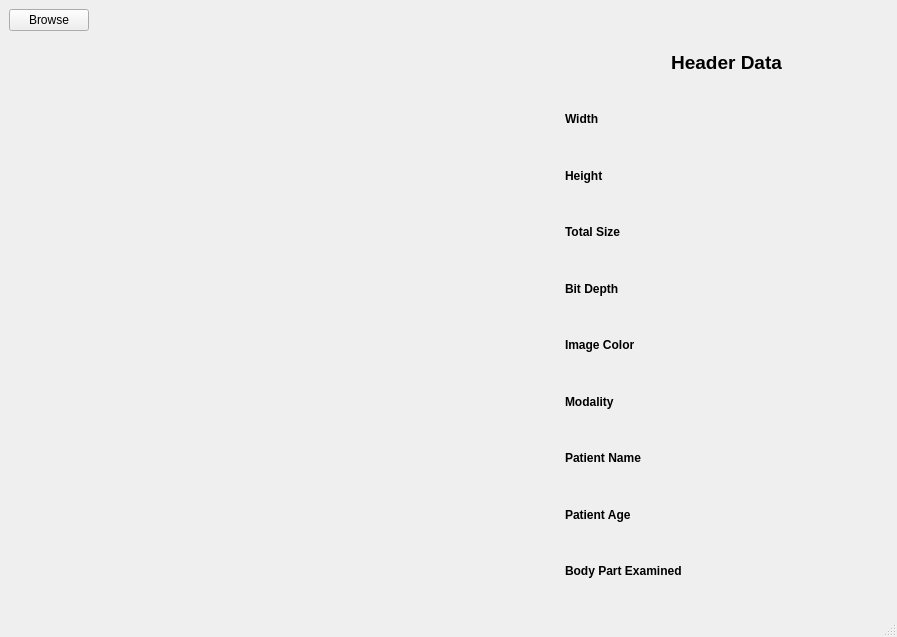
Qt form GUI.ui (FarahGamal/Image-Processing-Toolbox) before a commit.
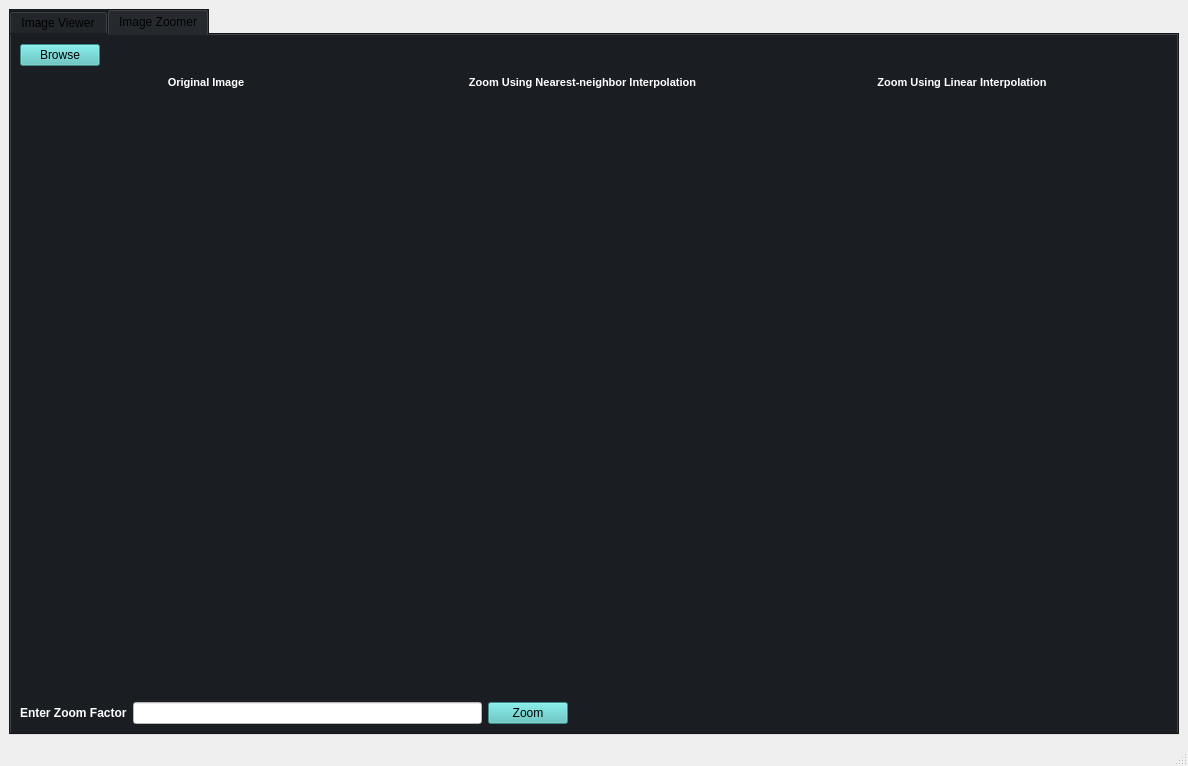
The same form after that commit. The open tabs and pages were chosen to show the change.

The edit to the form file:
```diff
--- a/GUI.ui
+++ b/GUI.ui
@@ -6,8 +6,8 @@
    <rect>
     <x>0</x>
     <y>0</y>
-    <width>897</width>
-    <height>637</height>
+    <width>1188</width>
+    <height>766</height>
    </rect>
   </property>
   <property name="windowTitle">
@@ -15,6 +15,19 @@
   </property>
   <widget class="QWidget" name="centralwidget">
    <layout class="QGridLayout" name="gridLayout_5">
+    <item row="0" column="0">
+     <widget class="QTabWidget" name="tabWidget">
+      <property name="styleSheet">
+       <string notr="true">background-color: rgb(26, 30, 35);</string>
+      </property>
+      <property name="currentIndex">
+       <number>0</number>
+      </property>
+      <widget class="QWidget" name="imageViewerTab">
+       <attribute name="title">
+        <string>Image Viewer</string>
+       </attribute>
+       <layout class="QGridLayout" name="gridLayout_13">
     <item row="0" column="0" colspan="2">
      <layout class="QGridLayout" name="gridLayout_4">
       <item row="0" column="1">
@@ -32,6 +45,9 @@
       </item>
       <item row="0" column="0">
        <widget class="QPushButton" name="browseButton">
+            <property name="styleSheet">
+             <string notr="true">background-color: rgb(83, 194, 191);</string>
+            </property>
         <property name="text">
          <string>Browse</string>
         </property>
@@ -41,12 +57,24 @@
     </item>
     <item row="1" column="0">
      <layout class="QGridLayout" name="gridLayout_2">
-      <item row="0" column="1">
-       <widget class="QLabel" name="imageFormatLabel">
-        <property name="text">
-         <string/>
-        </property>
-       </widget>
+          <item row="2" column="0">
+           <spacer name="verticalSpacer_4">
+            <property name="orientation">
+             <enum>Qt::Vertical</enum>
+            </property>
+            <property name="sizeType">
+             <enum>QSizePolicy::Fixed</enum>
+            </property>
+            <property name="sizeHint" stdset="0">
+             <size>
+              <width>20</width>
+              <height>40</height>
+             </size>
+            </property>
+           </spacer>
+          </item>
+          <item row="1" column="1">
+           <layout class="QGridLayout" name="gridLayout"/>
       </item>
       <item row="2" column="1">
        <spacer name="horizontalSpacer_2">
@@ -61,7 +89,7 @@
         </property>
        </spacer>
       </item>
-      <item row="0" column="2" rowspan="3">
+          <item row="1" column="0">
        <spacer name="verticalSpacer_2">
         <property name="orientation">
          <enum>Qt::Vertical</enum>
@@ -72,42 +100,7 @@
         <property name="sizeHint" stdset="0">
          <size>
           <width>20</width>
-          <height>500</height>
-         </size>
-        </property>
-       </spacer>
-      </item>
-      <item row="1" column="1">
-       <layout class="QGridLayout" name="gridLayout"/>
-      </item>
-      <item row="0" column="0">
-       <spacer name="verticalSpacer_3">
-        <property name="orientation">
-         <enum>Qt::Vertical</enum>
-        </property>
-        <property name="sizeType">
-         <enum>QSizePolicy::Fixed</enum>
-        </property>
-        <property name="sizeHint" stdset="0">
-         <size>
-          <width>20</width>
-          <height>40</height>
-         </size>
-        </property>
-       </spacer>
-      </item>
-      <item row="2" column="0">
-       <spacer name="verticalSpacer_4">
-        <property name="orientation">
-         <enum>Qt::Vertical</enum>
-        </property>
-        <property name="sizeType">
-         <enum>QSizePolicy::Fixed</enum>
-        </property>
-        <property name="sizeHint" stdset="0">
-         <size>
-          <width>20</width>
-          <height>40</height>
+              <height>600</height>
          </size>
         </property>
        </spacer>
@@ -118,6 +111,9 @@
      <layout class="QGridLayout" name="gridLayout_3">
       <item row="8" column="1">
        <widget class="QLabel" name="patientAgeResultLable">
+            <property name="styleSheet">
+             <string notr="true">color: rgb(255, 255, 255);</string>
+            </property>
         <property name="text">
          <string/>
         </property>
@@ -125,6 +121,9 @@
       </item>
       <item row="7" column="1">
        <widget class="QLabel" name="patientNameResultLable">
+            <property name="styleSheet">
+             <string notr="true">color: rgb(255, 255, 255);</string>
+            </property>
         <property name="text">
          <string/>
         </property>
@@ -132,6 +131,9 @@
       </item>
       <item row="9" column="1">
        <widget class="QLabel" name="bodyPartExaminedResultLable">
+            <property name="styleSheet">
+             <string notr="true">color: rgb(255, 255, 255);</string>
+            </property>
         <property name="text">
          <string/>
         </property>
@@ -146,20 +148,29 @@
           <bold>true</bold>
          </font>
         </property>
+            <property name="styleSheet">
+             <string notr="true">color: rgb(255, 255, 255);</string>
+            </property>
         <property name="text">
          <string>Body Part Examined</string>
         </property>
        </widget>
       </item>
       <item row="1" column="1">
-       <widget class="QLabel" name="nuberOfRowsResultLable">
+           <widget class="QLabel" name="widthLable">
+            <property name="styleSheet">
+             <string notr="true">color: rgb(255, 255, 255);</string>
+            </property>
         <property name="text">
          <string/>
         </property>
        </widget>
       </item>
       <item row="2" column="1">
-       <widget class="QLabel" name="numberOfColumnsResultLable">
+           <widget class="QLabel" name="heightLable">
+            <property name="styleSheet">
+             <string notr="true">color: rgb(255, 255, 255);</string>
+            </property>
         <property name="text">
          <string/>
         </property>
@@ -174,6 +185,9 @@
           <bold>true</bold>
          </font>
         </property>
+            <property name="styleSheet">
+             <string notr="true">color: rgb(255, 255, 255);</string>
+            </property>
         <property name="text">
          <string>Height</string>
         </property>
@@ -181,6 +195,9 @@
       </item>
       <item row="4" column="1">
        <widget class="QLabel" name="bitDepthResultLable">
+            <property name="styleSheet">
+             <string notr="true">color: rgb(255, 255, 255);</string>
+            </property>
         <property name="text">
          <string/>
         </property>
@@ -195,6 +212,9 @@
           <bold>true</bold>
          </font>
         </property>
+            <property name="styleSheet">
+             <string notr="true">color: rgb(255, 255, 255);</string>
+            </property>
         <property name="text">
          <string>Width</string>
         </property>
@@ -209,6 +229,9 @@
           <bold>true</bold>
          </font>
         </property>
+            <property name="styleSheet">
+             <string notr="true">color: rgb(255, 255, 255);</string>
+            </property>
         <property name="text">
          <string>Total Size</string>
         </property>
@@ -216,6 +239,9 @@
       </item>
       <item row="3" column="1">
        <widget class="QLabel" name="totalSizeResultLable">
+            <property name="styleSheet">
+             <string notr="true">color: rgb(255, 255, 255);</string>
+            </property>
         <property name="text">
          <string/>
         </property>
@@ -223,6 +249,9 @@
       </item>
       <item row="5" column="1">
        <widget class="QLabel" name="imageColorResultLable">
+            <property name="styleSheet">
+             <string notr="true">color: rgb(255, 255, 255);</string>
+            </property>
         <property name="text">
          <string/>
         </property>
@@ -230,6 +259,9 @@
       </item>
       <item row="6" column="1">
        <widget class="QLabel" name="modalityResultLable">
+            <property name="styleSheet">
+             <string notr="true">color: rgb(255, 255, 255);</string>
+            </property>
         <property name="text">
          <string/>
         </property>
@@ -260,6 +292,9 @@
           <bold>true</bold>
          </font>
         </property>
+            <property name="styleSheet">
+             <string notr="true">color: rgb(255, 255, 255);</string>
+            </property>
         <property name="text">
          <string>Patient Age</string>
         </property>
@@ -274,6 +309,9 @@
           <bold>true</bold>
          </font>
         </property>
+            <property name="styleSheet">
+             <string notr="true">color: rgb(255, 255, 255);</string>
+            </property>
         <property name="text">
          <string>Image Color</string>
         </property>
@@ -288,6 +326,9 @@
           <bold>true</bold>
          </font>
         </property>
+            <property name="styleSheet">
+             <string notr="true">color: rgb(255, 255, 255);</string>
+            </property>
         <property name="text">
          <string>Header Data</string>
         </property>
@@ -321,6 +362,9 @@
           <bold>true</bold>
          </font>
         </property>
+            <property name="styleSheet">
+             <string notr="true">color: rgb(255, 255, 255);</string>
+            </property>
         <property name="text">
          <string>Patient Name</string>
         </property>
@@ -335,6 +379,9 @@
           <bold>true</bold>
          </font>
         </property>
+            <property name="styleSheet">
+             <string notr="true">color: rgb(255, 255, 255);</string>
+            </property>
         <property name="text">
          <string>Bit Depth</string>
         </property>
@@ -349,6 +396,9 @@
           <bold>true</bold>
          </font>
         </property>
+            <property name="styleSheet">
+             <string notr="true">color: rgb(255, 255, 255);</string>
+            </property>
         <property name="text">
          <string>Modality</string>
         </property>
@@ -358,6 +408,254 @@
     </item>
    </layout>
   </widget>
+      <widget class="QWidget" name="interpolationTab">
+       <attribute name="title">
+        <string>Image Zoomer</string>
+       </attribute>
+       <layout class="QGridLayout" name="gridLayout_21">
+        <item row="0" column="0">
+         <layout class="QGridLayout" name="gridLayout_20">
+          <item row="1" column="0">
+           <layout class="QGridLayout" name="gridLayout_17">
+            <item row="0" column="3">
+             <widget class="QLabel" name="label_3">
+              <property name="font">
+               <font>
+                <pointsize>8</pointsize>
+                <weight>75</weight>
+                <bold>true</bold>
+               </font>
+              </property>
+              <property name="styleSheet">
+               <string notr="true">color: rgb(255, 255, 255);</string>
+              </property>
+              <property name="text">
+               <string>Zoom Using Nearest-neighbor Interpolation </string>
+              </property>
+              <property name="alignment">
+               <set>Qt::AlignCenter</set>
+              </property>
+             </widget>
+            </item>
+            <item row="0" column="2">
+             <widget class="QLabel" name="label">
+              <property name="font">
+               <font>
+                <pointsize>8</pointsize>
+                <weight>75</weight>
+                <bold>true</bold>
+               </font>
+              </property>
+              <property name="styleSheet">
+               <string notr="true">color: rgb(255, 255, 255);</string>
+              </property>
+              <property name="text">
+               <string>Original Image</string>
+              </property>
+              <property name="alignment">
+               <set>Qt::AlignCenter</set>
+              </property>
+             </widget>
+            </item>
+            <item row="0" column="4">
+             <widget class="QLabel" name="label_2">
+              <property name="font">
+               <font>
+                <pointsize>8</pointsize>
+                <weight>75</weight>
+                <bold>true</bold>
+               </font>
+              </property>
+              <property name="styleSheet">
+               <string notr="true">color: rgb(255, 255, 255);</string>
+              </property>
+              <property name="text">
+               <string>Zoom Using Linear Interpolation</string>
+              </property>
+              <property name="alignment">
+               <set>Qt::AlignCenter</set>
+              </property>
+             </widget>
+            </item>
+            <item row="0" column="5">
+             <spacer name="horizontalSpacer_9">
+              <property name="orientation">
+               <enum>Qt::Horizontal</enum>
+              </property>
+              <property name="sizeType">
+               <enum>QSizePolicy::Fixed</enum>
+              </property>
+              <property name="sizeHint" stdset="0">
+               <size>
+                <width>10</width>
+                <height>20</height>
+               </size>
+              </property>
+             </spacer>
+            </item>
+            <item row="1" column="5">
+             <spacer name="verticalSpacer_11">
+              <property name="orientation">
+               <enum>Qt::Vertical</enum>
+              </property>
+              <property name="sizeHint" stdset="0">
+               <size>
+                <width>20</width>
+                <height>40</height>
+               </size>
+              </property>
+             </spacer>
+            </item>
+            <item row="1" column="3">
+             <layout class="QGridLayout" name="nearestNeighborGridLayout"/>
+            </item>
+            <item row="1" column="4">
+             <layout class="QGridLayout" name="linearGridLayout"/>
+            </item>
+            <item row="1" column="2">
+             <layout class="QGridLayout" name="originaImageGridLayout"/>
+            </item>
+            <item row="2" column="3">
+             <spacer name="horizontalSpacer_12">
+              <property name="orientation">
+               <enum>Qt::Horizontal</enum>
+              </property>
+              <property name="sizeType">
+               <enum>QSizePolicy::Fixed</enum>
+              </property>
+              <property name="sizeHint" stdset="0">
+               <size>
+                <width>335</width>
+                <height>20</height>
+               </size>
+              </property>
+             </spacer>
+            </item>
+            <item row="2" column="2">
+             <spacer name="horizontalSpacer_13">
+              <property name="orientation">
+               <enum>Qt::Horizontal</enum>
+              </property>
+              <property name="sizeType">
+               <enum>QSizePolicy::Fixed</enum>
+              </property>
+              <property name="sizeHint" stdset="0">
+               <size>
+                <width>335</width>
+                <height>20</height>
+               </size>
+              </property>
+             </spacer>
+            </item>
+            <item row="2" column="4">
+             <spacer name="horizontalSpacer_14">
+              <property name="orientation">
+               <enum>Qt::Horizontal</enum>
+              </property>
+              <property name="sizeType">
+               <enum>QSizePolicy::Fixed</enum>
+              </property>
+              <property name="sizeHint" stdset="0">
+               <size>
+                <width>335</width>
+                <height>20</height>
+               </size>
+              </property>
+             </spacer>
+            </item>
+           </layout>
+          </item>
+          <item row="0" column="0">
+           <layout class="QGridLayout" name="gridLayout_19">
+            <item row="0" column="0">
+             <widget class="QPushButton" name="browsePushButton">
+              <property name="styleSheet">
+               <string notr="true">background-color: rgb(83, 194, 191);</string>
+              </property>
+              <property name="text">
+               <string>Browse</string>
+              </property>
+             </widget>
+            </item>
+            <item row="0" column="1">
+             <spacer name="horizontalSpacer_11">
+              <property name="orientation">
+               <enum>Qt::Horizontal</enum>
+              </property>
+              <property name="sizeHint" stdset="0">
+               <size>
+                <width>40</width>
+                <height>20</height>
+               </size>
+              </property>
+             </spacer>
+            </item>
+           </layout>
+          </item>
+          <item row="3" column="0">
+           <layout class="QGridLayout" name="gridLayout_18">
+            <item row="0" column="0">
+             <widget class="QLabel" name="label_4">
+              <property name="font">
+               <font>
+                <weight>75</weight>
+                <bold>true</bold>
+               </font>
+              </property>
+              <property name="styleSheet">
+               <string notr="true">color: rgb(255, 255, 255);</string>
+              </property>
+              <property name="text">
+               <string>Enter Zoom Factor</string>
+              </property>
+             </widget>
+            </item>
+            <item row="0" column="1">
+             <widget class="QLineEdit" name="lineEdit">
+              <property name="styleSheet">
+               <string notr="true">background-color: rgb(255, 255, 255);</string>
+              </property>
+              <property name="clearButtonEnabled">
+               <bool>false</bool>
+              </property>
+             </widget>
+            </item>
+            <item row="0" column="3">
+             <spacer name="horizontalSpacer_10">
+              <property name="orientation">
+               <enum>Qt::Horizontal</enum>
+              </property>
+              <property name="sizeType">
+               <enum>QSizePolicy::Fixed</enum>
+              </property>
+              <property name="sizeHint" stdset="0">
+               <size>
+                <width>600</width>
+                <height>20</height>
+               </size>
+              </property>
+             </spacer>
+            </item>
+            <item row="0" column="2">
+             <widget class="QPushButton" name="zoomPushButton">
+              <property name="styleSheet">
+               <string notr="true">background-color: rgb(83, 194, 191);</string>
+              </property>
+              <property name="text">
+               <string>Zoom</string>
+              </property>
+             </widget>
+            </item>
+           </layout>
+          </item>
+         </layout>
+        </item>
+       </layout>
+      </widget>
+     </widget>
+    </item>
+   </layout>
+  </widget>
   <widget class="QMenuBar" name="menubar">
    <property name="geometry">
     <rect>
```
Left out of the diff: 2 changed lines with no effect on the pictures. Lines whose indentation alone changed are shown as unchanged.
